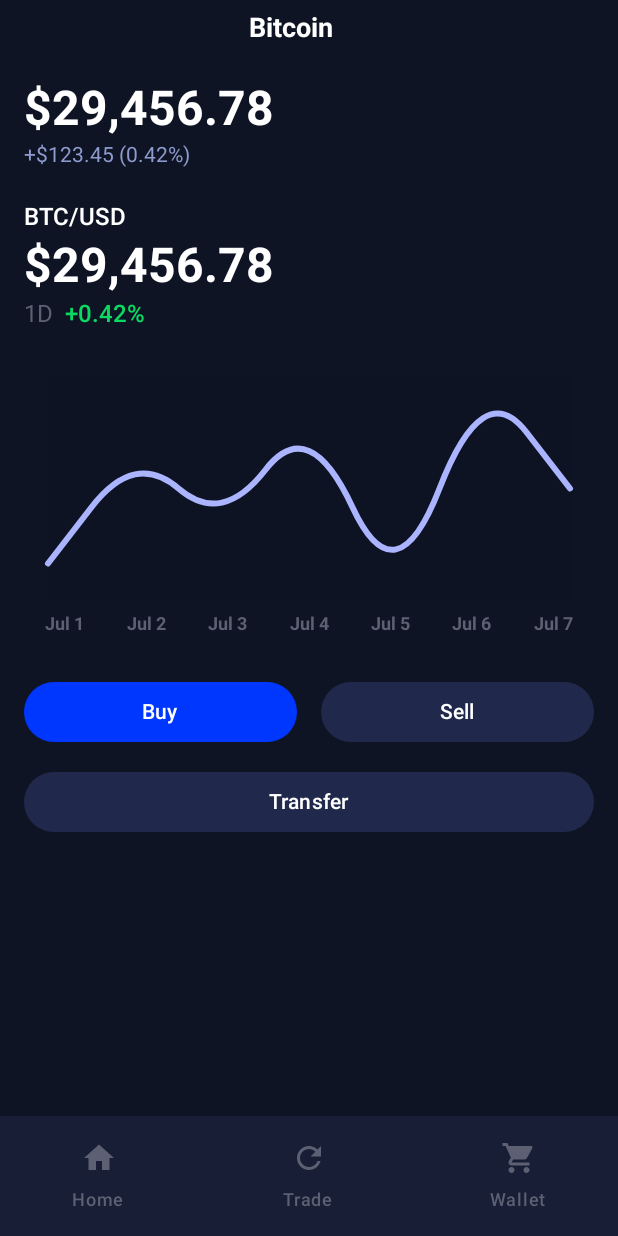
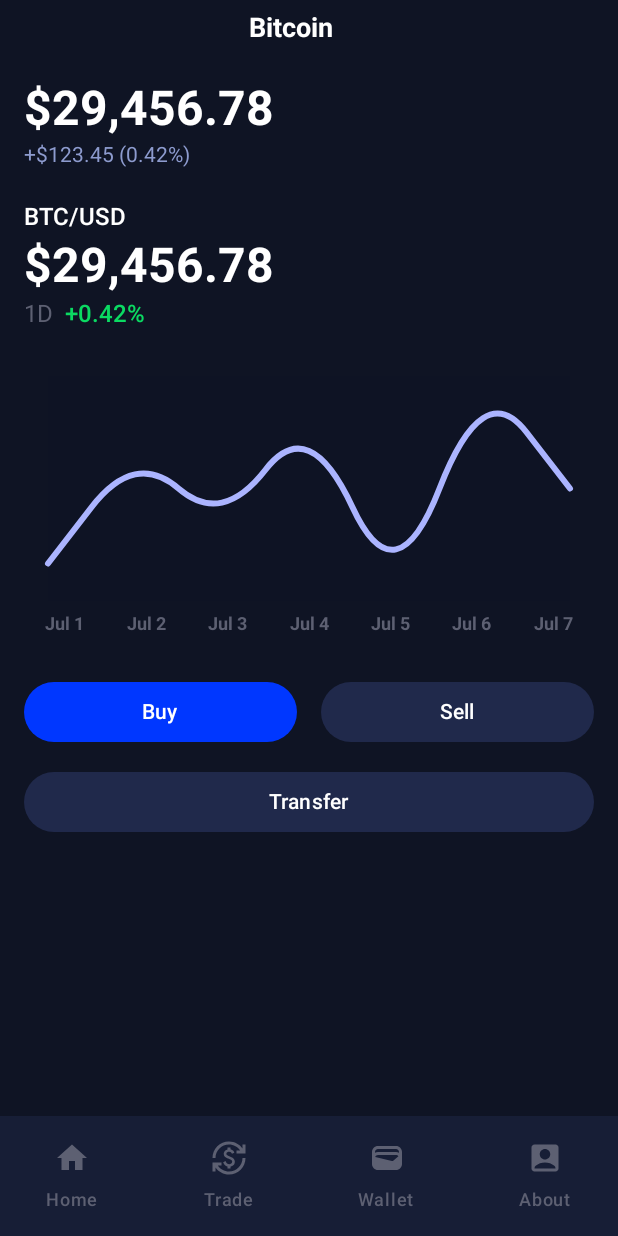
Before and after one commit to maikotrindade/koinbase, an Android app built with Jetpack Compose: the @Preview function PriceScreenPreview, on a phone screen of 412 x 824 dp. Run offline under Robolectric (Android 15) with nearby library versions, the phone set to English and light mode, and no system bars.

Commit message:
Update Price screen

```diff
--- a/app/src/main/java/io/github/maikotrindade/koinbase/screen/PriceScreen.kt
+++ b/app/src/main/java/io/github/maikotrindade/koinbase/screen/PriceScreen.kt
@@ -13,9 +13,12 @@ import androidx.compose.foundation.layout.padding
 import androidx.compose.foundation.layout.width
 import androidx.compose.foundation.shape.RoundedCornerShape
 import androidx.compose.material.icons.Icons
+import androidx.compose.material.icons.filled.AccountBox
+import androidx.compose.material.icons.filled.CurrencyExchange
 import androidx.compose.material.icons.filled.Home
 import androidx.compose.material.icons.filled.Refresh
 import androidx.compose.material.icons.filled.ShoppingCart
+import androidx.compose.material.icons.filled.Wallet
 import androidx.compose.material3.Button
 import androidx.compose.material3.ButtonDefaults
 import androidx.compose.material3.Icon
@@ -100,11 +103,16 @@ fun PriceSection() {
             modifier = Modifier.padding(top = 16.dp, bottom = 4.dp)
         )
         Text(
-            text = stringResource(R.string.price_screen_price_change), color = Color(0xFF8d9bce), fontSize = 14.sp
+            text = stringResource(R.string.price_screen_price_change),
+            color = Color(0xFF8d9bce),
+            fontSize = 14.sp
         )
         Spacer(modifier = Modifier.height(24.dp))
         Text(
-            text = stringResource(R.string.price_screen_currency_pair), color = Color.White, fontWeight = FontWeight.Medium, fontSize = 16.sp
+            text = stringResource(R.string.price_screen_currency_pair),
+            color = Color.White,
+            fontWeight = FontWeight.Medium,
+            fontSize = 16.sp
         )
         Text(
             text = stringResource(R.string.price_screen_price_value),
@@ -242,25 +250,54 @@ fun TransferButton(bgColor: Color) {
 @Composable
 fun BottomNavigationBar(grayText: Color) {
     NavigationBar(containerColor = Color(0xFF171e36)) {
+        NavigationBarItem(icon = {
+            Icon(
+                Icons.Default.Home, contentDescription = null, tint = grayText
+            )
+        }, label = {
+            Text(
+                stringResource(R.string.price_screen_tab_home),
+                color = grayText,
+                fontSize = 12.sp
+            )
+        }, selected = false, onClick = {})
+        NavigationBarItem(icon = {
+            Icon(
+                Icons.Default.CurrencyExchange, contentDescription = null, tint = grayText
+            )
+        }, label = {
+            Text(
+                stringResource(R.string.price_screen_tab_trade),
+                color = grayText,
+                fontSize = 12.sp
+            )
+        }, selected = false, onClick = {})
         NavigationBarItem(
             icon = {
                 Icon(
-                    Icons.Default.Home,
+                    Icons.Default.Wallet,
                     contentDescription = null,
                     tint = grayText
                 )
             },
-            label = { Text(stringResource(R.string.price_screen_tab_home), color = grayText, fontSize = 12.sp) },
+            label = {
+                Text(
+                    stringResource(R.string.price_screen_tab_wallet),
+                    color = grayText,
+                    fontSize = 12.sp
+                )
+            },
             selected = false,
             onClick = {})
         NavigationBarItem(
-            icon = { Icon(Icons.Default.Refresh, contentDescription = null, tint = grayText) },
-            label = { Text(stringResource(R.string.price_screen_tab_trade), color = grayText, fontSize = 12.sp) },
-            selected = false,
-            onClick = {})
-        NavigationBarItem(
-            icon = { Icon(Icons.Default.ShoppingCart, contentDescription = null, tint = grayText) },
-            label = { Text(stringResource(R.string.price_screen_tab_wallet), color = grayText, fontSize = 12.sp) },
+            icon = { Icon(Icons.Default.AccountBox, contentDescription = null, tint = grayText) },
+            label = {
+                Text(
+                    stringResource(R.string.price_screen_tab_about),
+                    color = grayText,
+                    fontSize = 12.sp
+                )
+            },
             selected = false,
             onClick = {})
     }
--- a/app/src/main/res/values/strings.xml
+++ b/app/src/main/res/values/strings.xml
@@ -11,6 +11,7 @@
     <string name="price_screen_tab_home">Home</string>
     <string name="price_screen_tab_trade">Trade</string>
     <string name="price_screen_tab_wallet">Wallet</string>
+    <string name="price_screen_tab_about">About</string>
 
     <string name="transfer_screen_send_bitcoin">Send Bitcoin</string>
     <string name="transfer_screen_back">Back</string>
```
